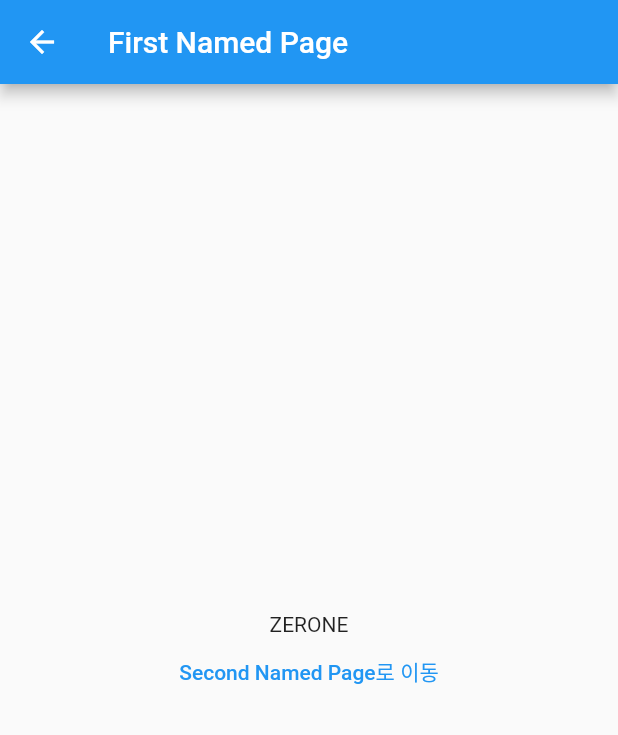
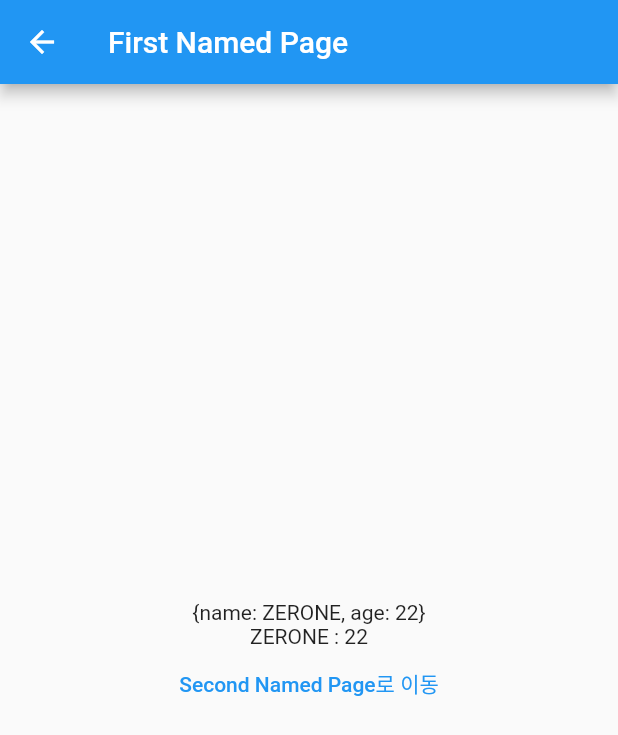
Before and after one commit to StudioZERONE/study_flutter_04_getx, a Flutter app: the screen it shows after launch, after a tap on "First Named Page로 이동", on a phone screen of 412 x 824 dp. Shown: the top 735 px of the screen. Run offline on Flutter 3.47's test engine with Material 2 defaults, Android fonts, the light colour scheme and no system bars; our stand-ins replace get.

Commit message:
arguments를 배열로 전달

```diff
--- a/lib/src/home.dart
+++ b/lib/src/home.dart
@@ -27,7 +27,11 @@ class Home extends StatelessWidget {
             TextButton(
               child: const Text('First Named Page로 이동'),
               onPressed: () {
-                Get.toNamed("/firstnamed", arguments: "ZERONE"); //arguments 전달
+                //Get.toNamed("/firstnamed", arguments: "ZERONE"); //arguments 전달
+                Get.toNamed("/firstnamed", arguments: {
+                  "name": "ZERONE",
+                  "age": 22,
+                }); //arguments 전달
               },
             ),
           ],
--- a/lib/src/pages/normal/firstNamed.dart
+++ b/lib/src/pages/normal/firstNamed.dart
@@ -15,6 +15,9 @@ class FirstNamedPage extends StatelessWidget {
           mainAxisAlignment: MainAxisAlignment.center,
           children: [
             Text("${Get.arguments}"), //arguments 전달받아 화면에 표시
+            Text(
+              "${Get.arguments['name']} : ${Get.arguments['age'].toString()}",
+            ), //arguments 전달받아 화면에 표시
             TextButton(
               child: const Text('Second Named Page로 이동'),
               onPressed: () {
```
